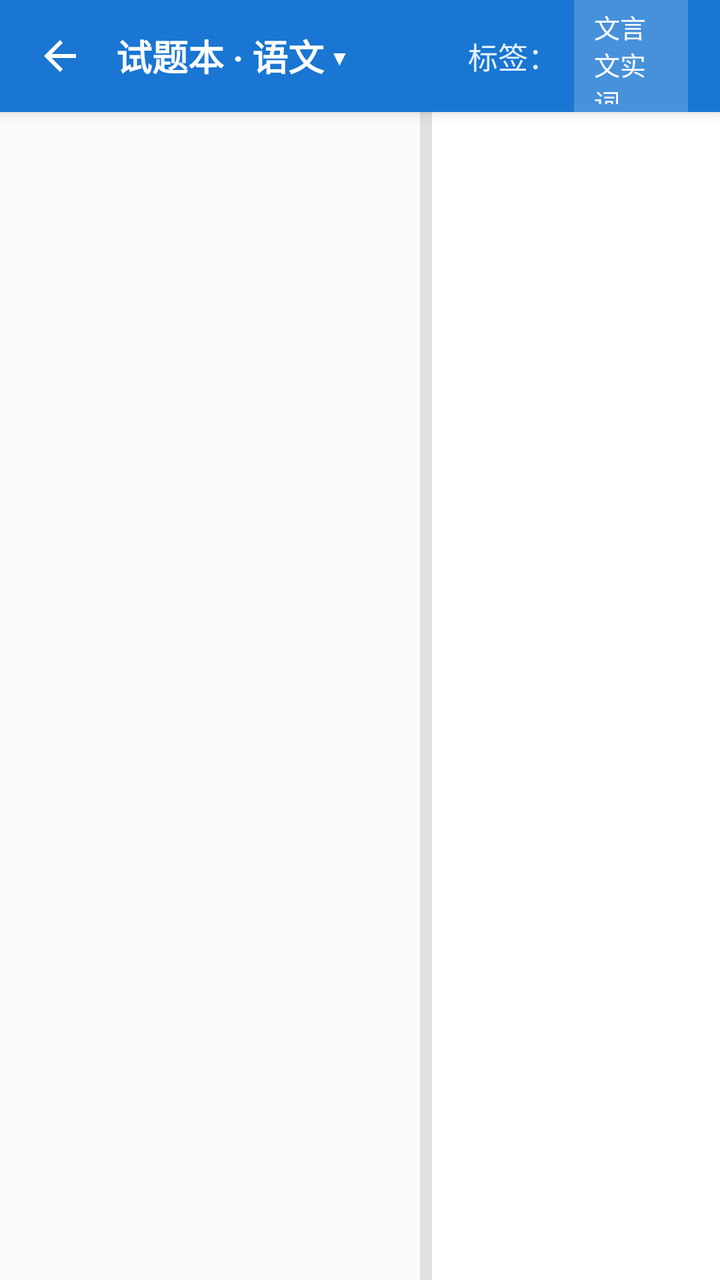
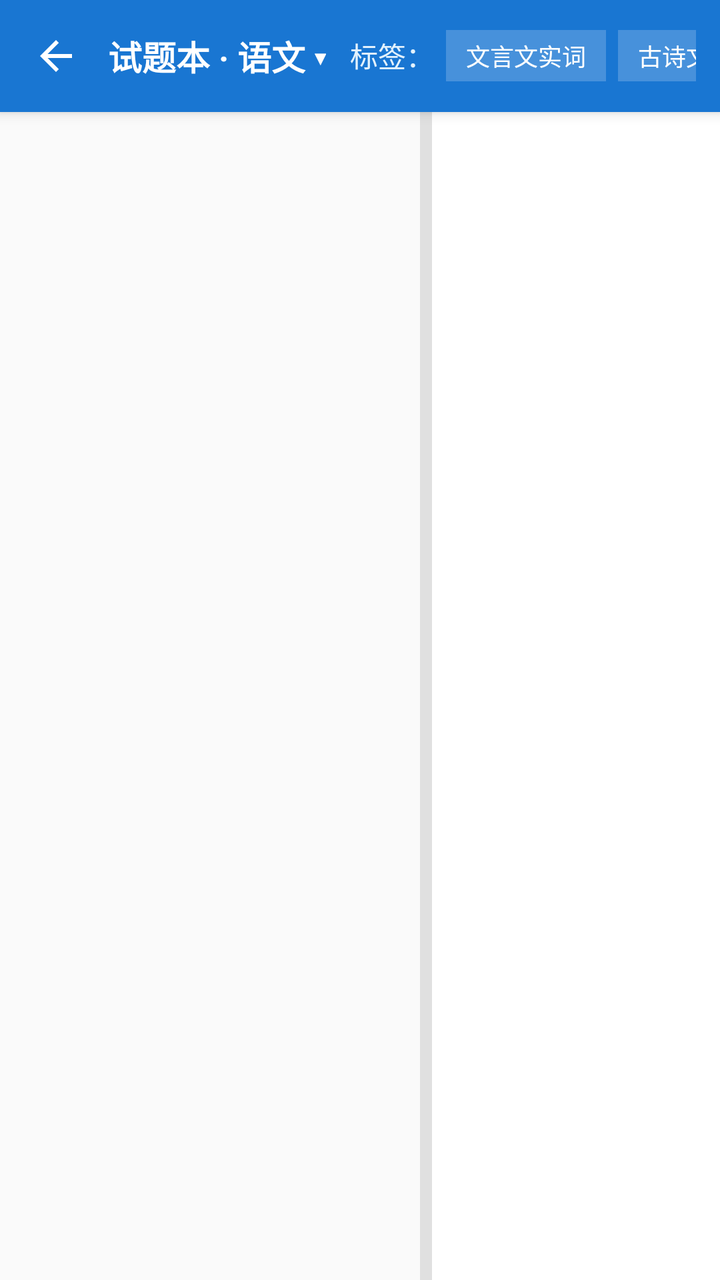

The first picture is an Android layout as it rendered before a commit; the second is the same layout after the commit. The layout source and the unified diff follow.
<!-- AndroidManifest.xml: activity theme AppTheme.NoActionBar -->
<!-- res/layout/activity_questionbook.xml -->
<?xml version="1.0" encoding="utf-8"?>
<LinearLayout xmlns:android="http://schemas.android.com/apk/res/android"
    xmlns:app="http://schemas.android.com/apk/res-auto"
    android:layout_width="match_parent"
    android:layout_height="match_parent"
    android:background="#FFFFFFFF"
    android:orientation="vertical">

    
    <LinearLayout
        android:layout_width="match_parent"
        android:layout_height="56dp"
        android:background="@color/primaryColor"
        android:elevation="4dp"
        android:gravity="center_vertical"
        android:orientation="horizontal"
        android:paddingStart="8dp"
        android:paddingEnd="16dp">

        <ImageButton
            android:id="@+id/btnBack"
            android:layout_width="44dp"
            android:layout_height="44dp"
            android:background="?android:attr/selectableItemBackgroundBorderless"
            android:src="@drawable/ic_arrow_back_white_24dp" />

        <TextView
            android:layout_width="140dp"
            android:layout_height="wrap_content"
            android:layout_marginStart="6dp"
            android:text="试题本 · 语文 ▾"
            android:textColor="#FFFFFF"
            android:textSize="18sp"
            android:textStyle="bold" />

        <TextView
            android:layout_width="wrap_content"
            android:layout_height="wrap_content"
            android:layout_marginStart="36dp"
            android:text="标签："
            android:textColor="#E3F2FD"
            android:textSize="15sp" />

        <TextView
            android:layout_width="wrap_content"
            android:layout_height="wrap_content"
            android:layout_marginStart="8dp"
            android:background="#33FFFFFF"
            android:paddingLeft="10dp"
            android:paddingTop="4dp"
            android:paddingRight="10dp"
            android:paddingBottom="4dp"
            android:text="文言文实词"
            android:textColor="#FFFFFF"
            android:textSize="13sp" />

        <TextView
            android:layout_width="wrap_content"
            android:layout_height="wrap_content"
            android:layout_marginStart="8dp"
            android:background="#33FFFFFF"
            android:paddingLeft="10dp"
            android:paddingTop="4dp"
            android:paddingRight="10dp"
            android:paddingBottom="4dp"
            android:text="古诗文默写"
            android:textColor="#FFFFFF"
            android:textSize="13sp" />

        <TextView
            android:layout_width="wrap_content"
            android:layout_height="wrap_content"
            android:layout_marginStart="8dp"
            android:background="#33FFFFFF"
            android:paddingLeft="10dp"
            android:paddingTop="4dp"
            android:paddingRight="10dp"
            android:paddingBottom="4dp"
            android:text="二次函数"
            android:textColor="#FFFFFF"
            android:textSize="13sp" />
    </LinearLayout>

    
    <LinearLayout
        android:layout_width="match_parent"
        android:layout_height="0dp"
        android:layout_weight="1"
        android:orientation="horizontal">

        <ListView
            android:id="@+id/listViewSelector"
            android:layout_width="210dp"
            android:layout_height="match_parent"
            android:background="#FAFAFA"
            android:divider="@color/separateLine"
            android:dividerHeight="1dp" />

        <View
            android:layout_width="6dp"
            android:layout_height="match_parent"
            android:background="#E0E0E0" />

        <androidx.recyclerview.widget.RecyclerView
            android:id="@+id/recyclerViewItems"
            android:layout_width="0dp"
            android:layout_height="match_parent"
            android:layout_weight="1"
            android:padding="12dp" />
    </LinearLayout>
</LinearLayout>
<!-- resources referenced by this layout -->
<resources>
  <color name="primaryColor">#FF1976D2</color>
  <color name="separateLine">#FFE8E8E8</color>
  <!-- drawable ic_arrow_back_white_24dp (drawable) -->
  <?xml version="1.0" encoding="utf-8"?>
  <vector xmlns:android="http://schemas.android.com/apk/res/android"
      android:width="24dp"
      android:height="24dp"
      android:viewportWidth="24"
      android:viewportHeight="24">
      <path
          android:fillColor="#FFFFFFFF"
          android:pathData="M20,11H7.83l5.59,-5.59L12,4l-8,8 8,8 1.41,-1.41L7.83,13H20v-2z" />
  </vector>
  <style name="AppTheme.NoActionBar" parent="Theme.MaterialComponents.Light.NoActionBar">
          <item name="colorPrimary">@color/primaryColor</item>
          <item name="colorPrimaryDark">@color/primaryDarkColor</item>
          <item name="colorAccent">@color/primaryColor</item>
          <item name="android:statusBarColor">@color/primaryDarkColor</item>
      </style>
  <color name="primaryDarkColor">#FF004BA0</color>
</resources>

<!-- the commit's change to res/layout/activity_questionbook.xml (unified diff, before → after) -->
@@ -1,6 +1,5 @@
 <?xml version="1.0" encoding="utf-8"?>
 <LinearLayout xmlns:android="http://schemas.android.com/apk/res/android"
-    xmlns:app="http://schemas.android.com/apk/res-auto"
     android:layout_width="match_parent"
     android:layout_height="match_parent"
     android:background="#FFFFFFFF"
@@ -14,8 +13,8 @@
         android:elevation="4dp"
         android:gravity="center_vertical"
         android:orientation="horizontal"
-        android:paddingStart="8dp"
-        android:paddingEnd="16dp">
+        android:paddingStart="6dp"
+        android:paddingEnd="12dp">
 
         <ImageButton
             android:id="@+id/btnBack"
@@ -25,64 +24,79 @@
             android:src="@drawable/ic_arrow_back_white_24dp" />
 
         <TextView
-            android:layout_width="140dp"
+            android:layout_width="wrap_content"
             android:layout_height="wrap_content"
-            android:layout_marginStart="6dp"
+            android:layout_marginStart="4dp"
+            android:layout_marginEnd="12dp"
             android:text="试题本 · 语文 ▾"
             android:textColor="#FFFFFF"
-            android:textSize="18sp"
+            android:textSize="17sp"
             android:textStyle="bold" />
 
-        <TextView
-            android:layout_width="wrap_content"
+        <HorizontalScrollView
+            android:layout_width="0dp"
             android:layout_height="wrap_content"
-            android:layout_marginStart="36dp"
-            android:text="标签："
-            android:textColor="#E3F2FD"
-            android:textSize="15sp" />
+            android:layout_weight="1"
+            android:scrollbars="none">
 
-        <TextView
-            android:layout_width="wrap_content"
-            android:layout_height="wrap_content"
-            android:layout_marginStart="8dp"
-            android:background="#33FFFFFF"
-            android:paddingLeft="10dp"
-            android:paddingTop="4dp"
-            android:paddingRight="10dp"
-            android:paddingBottom="4dp"
-            android:text="文言文实词"
-            android:textColor="#FFFFFF"
-            android:textSize="13sp" />
+            <LinearLayout
+                android:layout_width="wrap_content"
+                android:layout_height="wrap_content"
+                android:gravity="center_vertical"
+                android:orientation="horizontal">
 
-        <TextView
-            android:layout_width="wrap_content"
-            android:layout_height="wrap_content"
-            android:layout_marginStart="8dp"
-            android:background="#33FFFFFF"
-            android:paddingLeft="10dp"
-            android:paddingTop="4dp"
-            android:paddingRight="10dp"
-            android:paddingBottom="4dp"
-            android:text="古诗文默写"
-            android:textColor="#FFFFFF"
-            android:textSize="13sp" />
+                <TextView
+                    android:layout_width="wrap_content"
+                    android:layout_height="wrap_content"
+                    android:text="标签："
+                    android:textColor="#E3F2FD"
+                    android:textSize="14sp" />
 
-        <TextView
-            android:layout_width="wrap_content"
-            android:layout_height="wrap_content"
-            android:layout_marginStart="8dp"
-            android:background="#33FFFFFF"
-            android:paddingLeft="10dp"
-            android:paddingTop="4dp"
-            android:paddingRight="10dp"
-            android:paddingBottom="4dp"
-            android:text="二次函数"
-            android:textColor="#FFFFFF"
-            android:textSize="13sp" />
+                <TextView
+                    android:layout_width="wrap_content"
+                    android:layout_height="wrap_content"
+                    android:layout_marginStart="6dp"
+                    android:background="#33FFFFFF"
+                    android:paddingLeft="10dp"
+                    android:paddingTop="4dp"
+                    android:paddingRight="10dp"
+                    android:paddingBottom="4dp"
+                    android:text="文言文实词"
+                    android:textColor="#FFFFFF"
+                    android:textSize="12sp" />
+
+                <TextView
+                    android:layout_width="wrap_content"
+                    android:layout_height="wrap_content"
+                    android:layout_marginStart="6dp"
+                    android:background="#33FFFFFF"
+                    android:paddingLeft="10dp"
+                    android:paddingTop="4dp"
+                    android:paddingRight="10dp"
+                    android:paddingBottom="4dp"
+                    android:text="古诗文默写"
+                    android:textColor="#FFFFFF"
+                    android:textSize="12sp" />
+
+                <TextView
+                    android:layout_width="wrap_content"
+                    android:layout_height="wrap_content"
+                    android:layout_marginStart="6dp"
+                    android:background="#33FFFFFF"
+                    android:paddingLeft="10dp"
+                    android:paddingTop="4dp"
+                    android:paddingRight="10dp"
+                    android:paddingBottom="4dp"
+                    android:text="二次函数"
+                    android:textColor="#FFFFFF"
+                    android:textSize="12sp" />
+            </LinearLayout>
+        </HorizontalScrollView>
     </LinearLayout>
 
     
     <LinearLayout
+        android:id="@+id/splitContainer"
         android:layout_width="match_parent"
         android:layout_height="0dp"
         android:layout_weight="1"
@@ -97,6 +111,7 @@
             android:dividerHeight="1dp" />
 
         <View
+            android:id="@+id/splitDivider"
             android:layout_width="6dp"
             android:layout_height="match_parent"
             android:background="#E0E0E0" />
